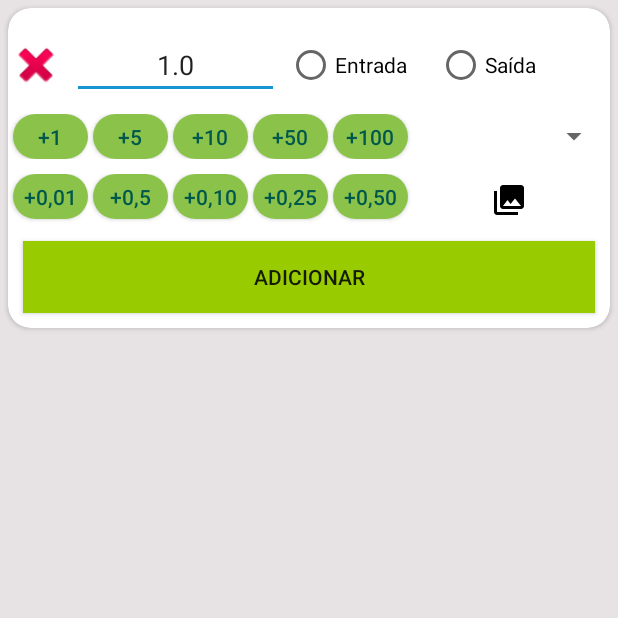
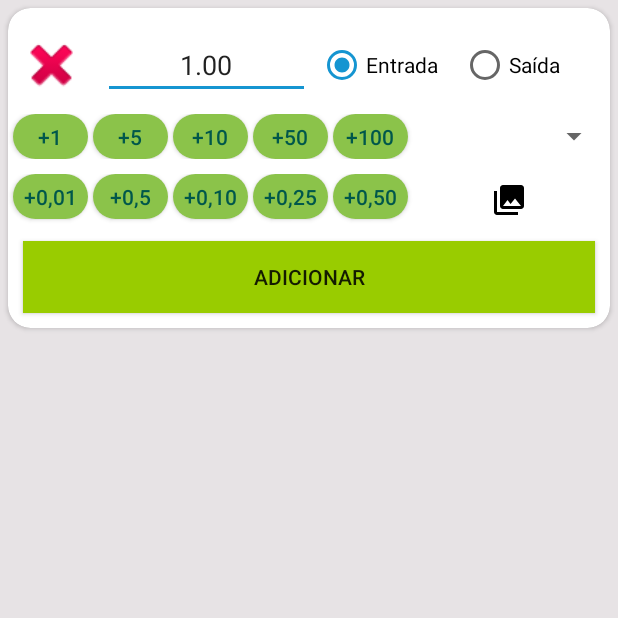
Before and after one commit to AndreUdia/HomeFinance, an Android app: the screen it shows after launch (MainActivity), after a tap on "+1", on a phone screen of 412 x 824 dp, the top half of it. Run offline under Robolectric (Android 15) with nearby library versions, the phone set to English and light mode, and no system bars.

```diff
--- a/app/src/main/java/com/cabomaldade/kotlinmasterclass/homefinance/MainActivity.kt
+++ b/app/src/main/java/com/cabomaldade/kotlinmasterclass/homefinance/MainActivity.kt
@@ -1,10 +1,14 @@
 package com.cabomaldade.kotlinmasterclass.homefinance
 
 import android.os.Bundle
+import android.util.Log
+import android.widget.Toast
 import androidx.appcompat.app.AppCompatActivity
+import com.cabomaldade.kotlinmasterclass.homefinance.model.Transacao
 import kotlinx.android.synthetic.main.activity_main_card.*
+import java.util.*
 
-//const val TAG = "MainActivity"
+const val TAG = "MainActivity"
 
 class MainActivity: AppCompatActivity()  {
 
@@ -12,7 +16,7 @@ class MainActivity: AppCompatActivity()  {
         super.onCreate(savedInstanceState)
         setContentView(R.layout.activity_main_card)
 
-        valorDaTransacao.setText(0.0.toString())
+        valorDaTransacao.setText(0.0.toString()) // inicia o valor a apresentar na tela
 
         // Atribuindo OnclickListener para todos botões
         somaUm.setOnClickListener{ valorAtual(1.0) }
@@ -25,13 +29,34 @@ class MainActivity: AppCompatActivity()  {
         somaDezCent.setOnClickListener{ valorAtual(0.10) }
         somaVinteCincoCent.setOnClickListener{ valorAtual(0.25) }
         somaCinquentaCent.setOnClickListener{ valorAtual(0.50) }
+
+        btnAdicionar.setOnClickListener{ insereTransacao(criaTransacao())}
     }
 
-    // Atualiza valor da transação na tela  ! falta tratar casas decimais
+    // Atualiza valor da transação na tela  ! Tratado precisão 2 casas decimais
     private fun valorAtual(valorSomar: Double){
         var valor = valorDaTransacao.text.toString().toDouble()
+
         valor += valorSomar
-        valorDaTransacao.setText(valor.toString())
+
+        val somaTotal = String.format(Locale.US,"%.2f", valor)
+
+        valorDaTransacao.setText(somaTotal)
     }
 
+    private fun insereTransacao(transacao: Transacao){
+        Log.d(TAG, "Dados da transação = ${transacao.descricao}, " +
+                "${transacao.valor}, ${transacao.icone}, ${transacao.tipoTransacao}")
+    }
+
+    private fun criaTransacao(): Transacao{
+        //Log.d(TAG, "cria Transacao foi chamada")
+        val tipo = if (transacaoDeEntrada.isChecked) 1 else 2
+        return Transacao(
+            valorDaTransacao.text.toString().toDouble(),
+            "Implementar Spinner",
+            0,
+            tipo
+        )
+    }
 }
--- a/app/src/main/res/layout/activity_main_card.xml
+++ b/app/src/main/res/layout/activity_main_card.xml
@@ -49,20 +49,27 @@
                     android:textDirection="ltr"
                     android:importantForAutofill="no"
                     tools:ignore="LabelFor" />
+                <RadioGroup
+                    android:layout_width="200dp"
+                    android:layout_height="match_parent"
+                    android:orientation="horizontal">
 
                 <RadioButton
                     android:id="@+id/transacaoDeEntrada"
-                    android:layout_width="100dp"
+                    android:layout_width="95dp"
                     android:layout_height="match_parent"
                     android:layout_marginStart="5dp"
-                    android:text="@string/entrada" />
+                    android:text="@string/entrada"
+                    android:checked="true"/>
 
                 <RadioButton
                     android:id="@+id/transacaoDeSaida"
-                    android:layout_width="100dp"
+                    android:layout_width="90dp"
                     android:layout_height="match_parent"
                     android:layout_marginEnd="15dp"
                     android:text="@string/saida" />
+
+                </RadioGroup>
             </LinearLayout>
 
             <LinearLayout
@@ -139,7 +146,7 @@
                     style="@style/BotaoRedondoPequeno"/>
 
                 <ImageView
-                    android:id="@+id/imageView5"
+                    android:id="@+id/iconeTransacao"
                     android:layout_width="141dp"
                     android:layout_height="wrap_content"
                     android:layout_margin="5dp"
```
